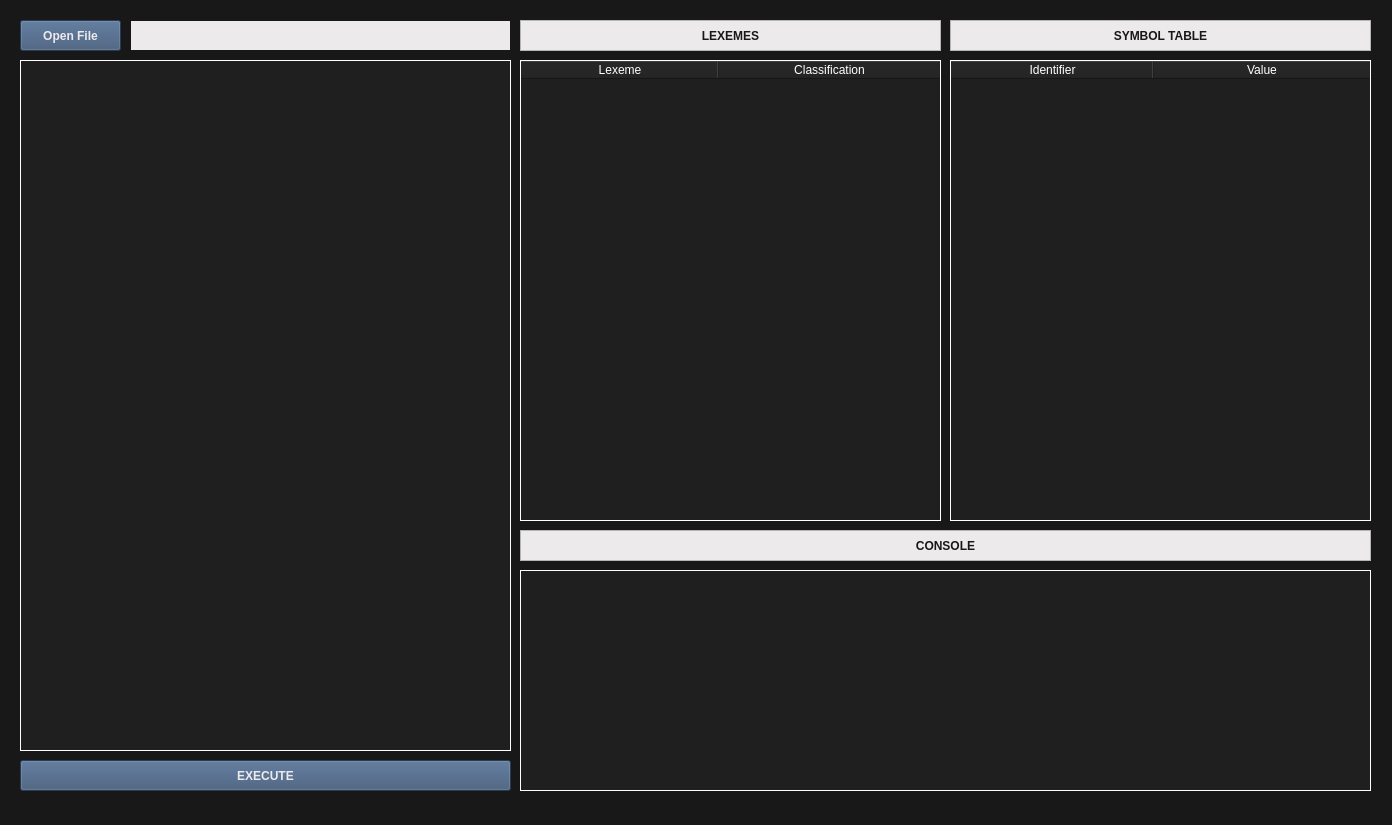
This is gui.ui in cslabiano/cmsc124-project as Qt 5 draws it before an edit. The edited form follows.
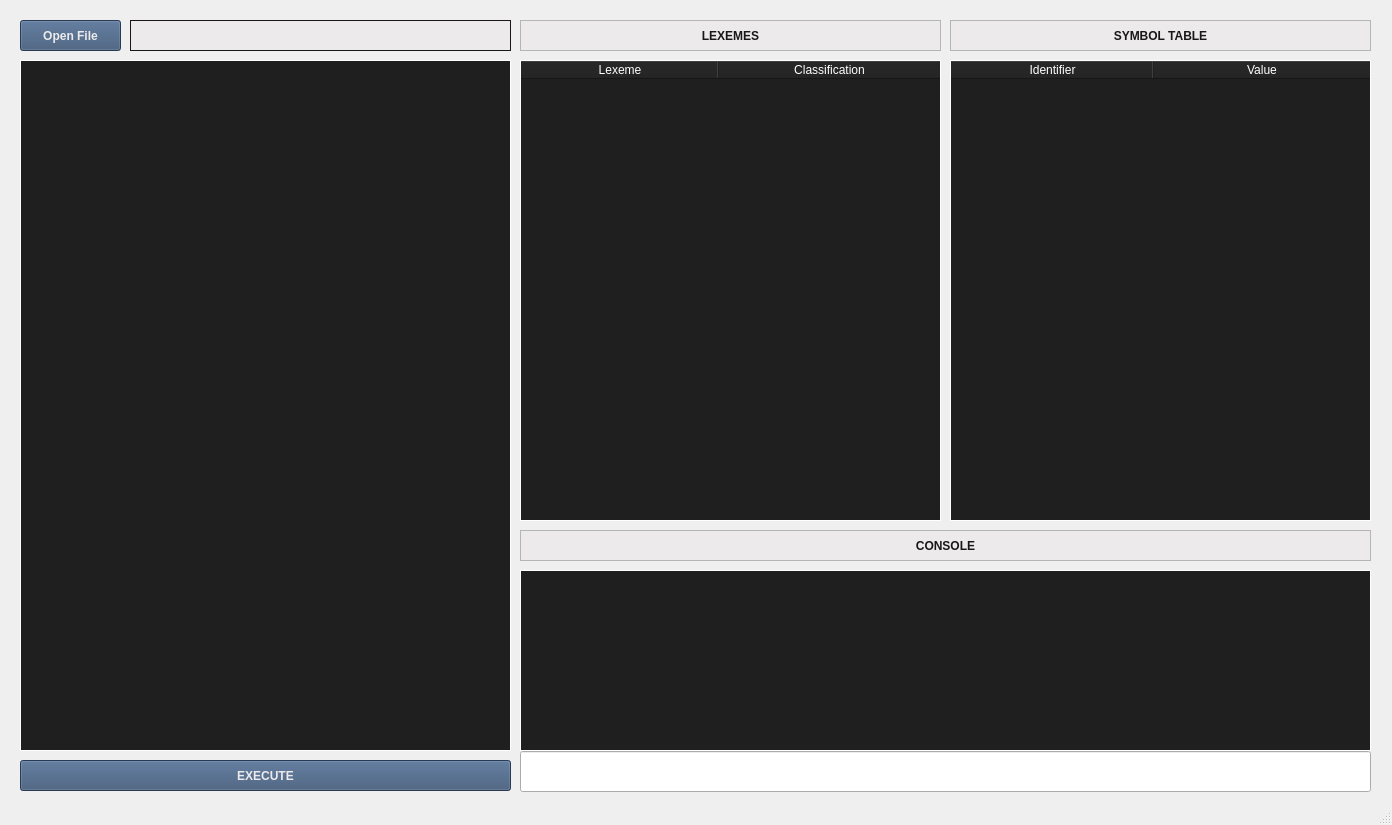
This is the edited form.

Patch:
```diff
--- a/gui.ui
+++ b/gui.ui
@@ -14,7 +14,11 @@
    <string>LOL Code Interpreter</string>
   </property>
   <property name="styleSheet">
-   <string notr="true">background: #181818</string>
+   <string notr="true">background: #181818;
+color: white;
+QInputDialog {
+        border-radius: 10px;
+    }</string>
   </property>
   <widget class="QWidget" name="centralwidget">
    <widget class="QPushButton" name="execute_button">
@@ -113,7 +117,7 @@
       <x>520</x>
       <y>570</y>
       <width>851</width>
-      <height>221</height>
+      <height>181</height>
      </rect>
     </property>
     <property name="styleSheet">
@@ -129,6 +133,18 @@
     <property name="text">
      <string/>
     </property>
+    <property name="textFormat">
+     <enum>Qt::AutoText</enum>
+    </property>
+    <property name="alignment">
+     <set>Qt::AlignLeading|Qt::AlignLeft|Qt::AlignTop</set>
+    </property>
+    <property name="margin">
+     <number>7</number>
+    </property>
+    <property name="indent">
+     <number>-1</number>
+    </property>
    </widget>
    <widget class="QLabel" name="label_lexemes">
     <property name="geometry">
@@ -358,6 +374,16 @@
      </property>
     </column>
    </widget>
+   <widget class="QLineEdit" name="edit_input">
+    <property name="geometry">
+     <rect>
+      <x>520</x>
+      <y>751</y>
+      <width>851</width>
+      <height>41</height>
+     </rect>
+    </property>
+   </widget>
   </widget>
   <widget class="QStatusBar" name="statusbar"/>
  </widget>
```
